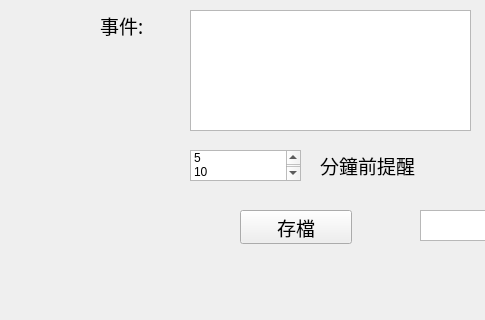
Before: the Qt Designer form mainwindow.ui in orange95/HW5, drawn with Qt 5; both pictures show x 0 to 485 and y 227 to 547 of the 860 by 547 pixel window.
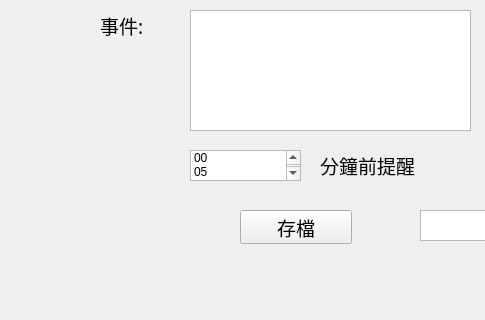
After: the same form once the commit is applied.

Commit message: 可以在X分鐘前提醒

Patch:
```diff
--- a/mainwindow.ui
+++ b/mainwindow.ui
@@ -340,7 +340,12 @@
     </property>
     <item>
      <property name="text">
-      <string>5</string>
+      <string>00</string>
+     </property>
+    </item>
+    <item>
+     <property name="text">
+      <string>05</string>
      </property>
     </item>
     <item>
```
The commit also changes 1 other file.
